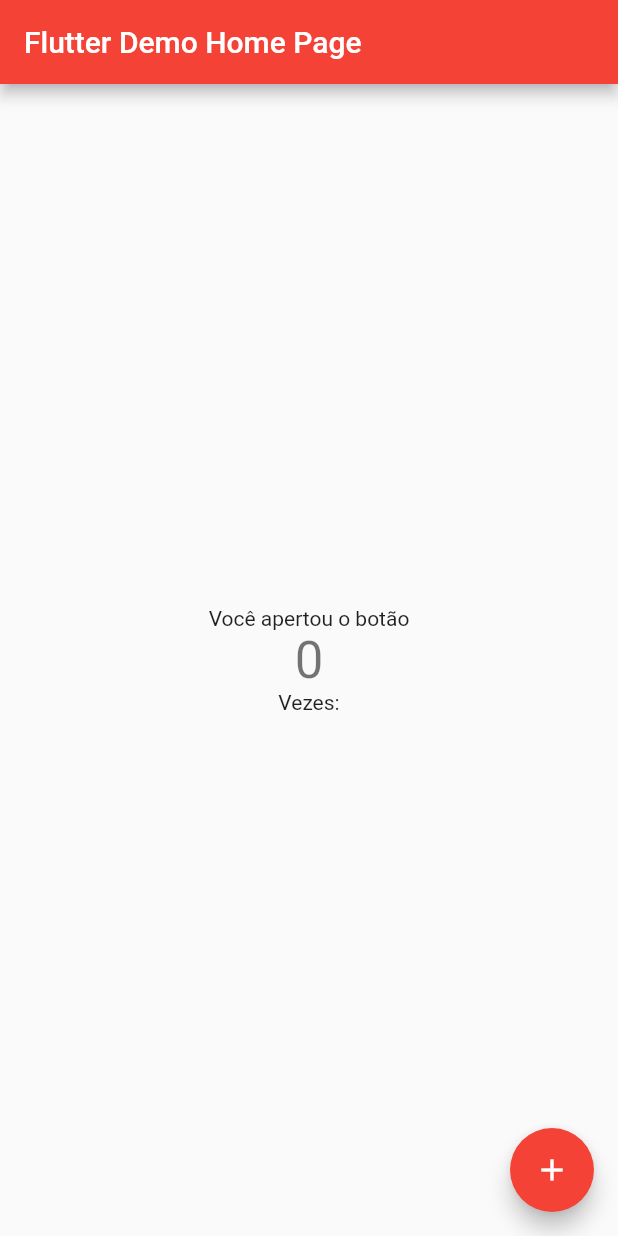
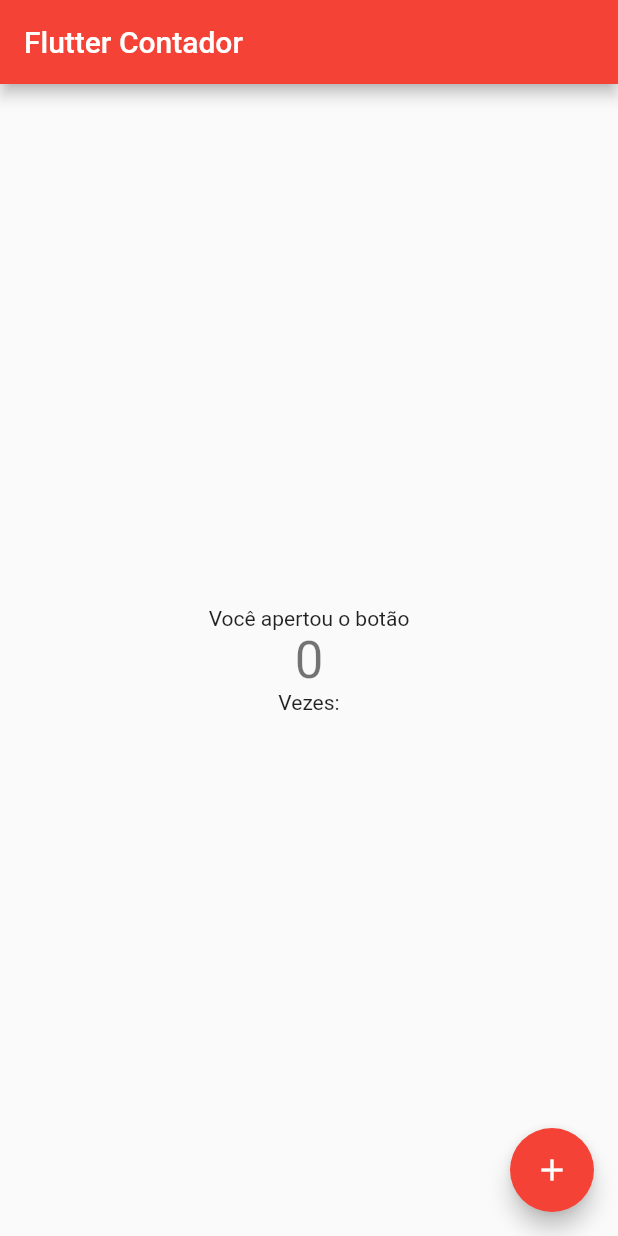
Before and after one commit to dmarins1/estudo, a Flutter app: the screen it shows after launch, on a phone screen of 412 x 824 dp. Run offline on Flutter 3.47's test engine with Material 2 defaults, Android fonts, the phone set to English and light mode, and no system bars.

```diff
--- a/flutter/hello_world_app/lib/main.dart
+++ b/flutter/hello_world_app/lib/main.dart
@@ -9,7 +9,7 @@ class MyApp extends StatelessWidget {
   @override
   Widget build(BuildContext context) {
     return MaterialApp(
-      title: 'Flutter Demo',
+      title: 'Flutter Contador',
       theme: ThemeData(
         // This is the theme of your application.
         //
@@ -26,7 +26,7 @@ class MyApp extends StatelessWidget {
         // closer together (more dense) than on mobile platforms.
         visualDensity: VisualDensity.adaptivePlatformDensity,
       ),
-      home: MyHomePage(title: 'Flutter Demo Home Page'),
+      home: MyHomePage(title: 'Flutter Contador'),
     );
   }
 }
@@ -112,7 +112,7 @@ class _MyHomePageState extends State<MyHomePage> {
       ),
       floatingActionButton: FloatingActionButton(
         onPressed: _incrementCounter,
-        tooltip: 'Increment',
+        tooltip: 'Adicionar',
         child: Icon(Icons.add),
       ), // This trailing comma makes auto-formatting nicer for build methods.
     );
```
